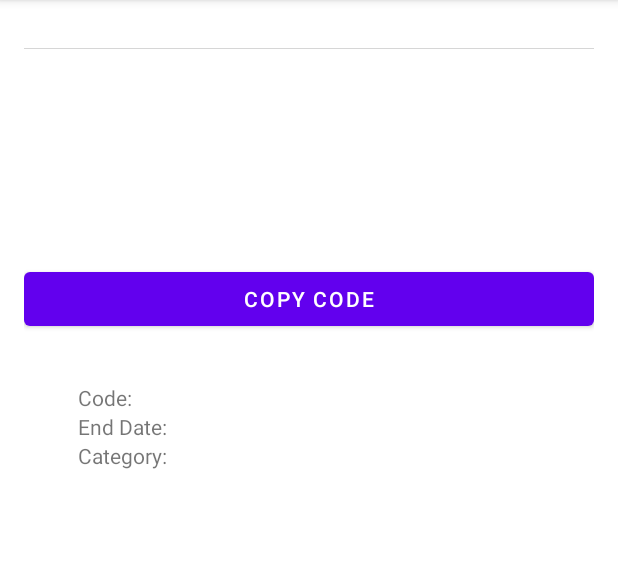
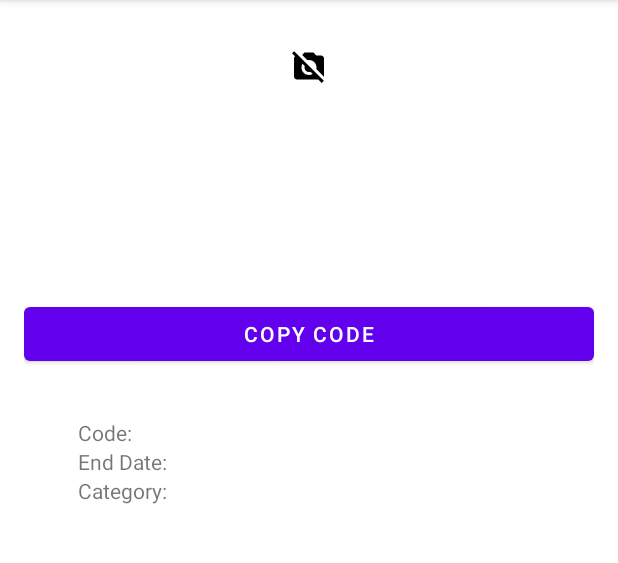
Before and after one commit to Parsa2820/mobile-project, an Android app: the DiscountActivity screen opened directly, with no data from a screen before it, on a phone screen of 412 x 824 dp, the part 84-647 px from its top. Run offline under Robolectric (Android 15) with nearby library versions, the phone set to English and light mode, and no system bars; our stand-ins replace Picasso; network calls fail.

Commit message:
Show default image when the image is not available
Co-authored-by: sara azarnoush <saaz742@users.noreply.github.com>

```diff
--- a/app/src/main/java/ir/takhfifat/takhfifat/DiscountActivity.java
+++ b/app/src/main/java/ir/takhfifat/takhfifat/DiscountActivity.java
@@ -2,12 +2,14 @@
 
 import androidx.appcompat.app.AppCompatActivity;
 
+import android.content.Intent;
 import android.os.Bundle;
 import android.widget.Button;
 import android.widget.ImageView;
 import android.widget.TextView;
 import android.widget.Toast;
 
+import com.squareup.picasso.Callback;
 import com.squareup.picasso.Picasso;
 
 public class DiscountActivity extends AppCompatActivity {
@@ -24,8 +26,22 @@
         final TextView endDate = findViewById(R.id.discountEndDateTextView);
         final TextView category = findViewById(R.id.discountCategoryTextView);
 
-        Picasso.get().load(getIntent().getStringExtra("imageUrl")).into(discountImage);
+        Picasso.get().load(getIntent().getStringExtra("imageUrl")).into(discountImage, new Callback() {
+            @Override
+            public void onSuccess() {
+            }
+
+            @Override
+            public void onError(Exception e) {
+                discountImage.setImageResource(R.drawable.ic_baseline_no_photography_24);
+            }
+        });
         title.setText(getIntent().getStringExtra("title"));
+        title.setOnClickListener(v -> {
+            Intent intent = new Intent(Intent.ACTION_VIEW);
+            intent.setData(android.net.Uri.parse(getIntent().getStringExtra("link")));
+            v.getContext().startActivity(intent);
+        });
         description.setText(getIntent().getStringExtra("description"));
         copyCodeButton.setOnClickListener(v -> {
             android.content.ClipboardManager clipboard = (android.content.ClipboardManager) getSystemService(CLIPBOARD_SERVICE);
--- /dev/null
+++ b/app/src/main/res/drawable/ic_baseline_no_photography_24.xml
@@ -0,0 +1,5 @@
+<vector android:height="24dp" android:tint="#000000"
+    android:viewportHeight="24" android:viewportWidth="24"
+    android:width="24dp" xmlns:android="http://schemas.android.com/apk/res/android">
+    <path android:fillColor="@android:color/white" android:pathData="M10.94,8.12L7.48,4.66L9,3h6l1.83,2H20c1.1,0 2,0.9 2,2v12c0,0.05 -0.01,0.1 -0.02,0.16l-5.1,-5.1C16.96,13.71 17,13.36 17,13c0,-2.76 -2.24,-5 -5,-5C11.64,8 11.29,8.04 10.94,8.12zM20.49,23.31L18.17,21H4c-1.1,0 -2,-0.9 -2,-2V7c0,-0.59 0.27,-1.12 0.68,-1.49l-2,-2L2.1,2.1l19.8,19.8L20.49,23.31zM14.49,17.32l-1.5,-1.5C12.67,15.92 12.35,16 12,16c-1.66,0 -3,-1.34 -3,-3c0,-0.35 0.08,-0.67 0.19,-0.98l-1.5,-1.5C7.25,11.24 7,12.09 7,13c0,2.76 2.24,5 5,5C12.91,18 13.76,17.75 14.49,17.32z"/>
+</vector>
```
Also changed, not shown: app/src/main/java/ir/takhfifat/takhfifat/ui/DiscountAdapter.java (+11 -0 lines).
